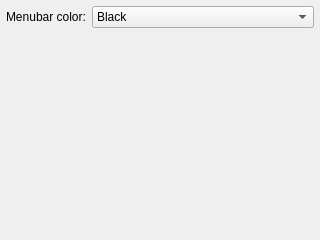
First picture: the form in ui/GuiSettingsWidget.ui, repository kipr/botui, before the edit.
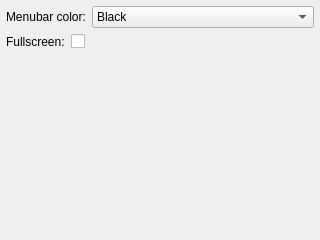
Second picture: the form after the edit.

Commit message:
Added user setting to toggle fullscreen
Resolves #15

Patch:
```diff
--- a/ui/GuiSettingsWidget.ui
+++ b/ui/GuiSettingsWidget.ui
@@ -67,6 +67,24 @@
      </item>
     </layout>
    </item>
+   <item>
+    <layout class="QHBoxLayout" name="horizontalLayout_2" stretch="0,1">
+     <item>
+      <widget class="QLabel" name="label_2">
+       <property name="text">
+        <string>Fullscreen:</string>
+       </property>
+      </widget>
+     </item>
+     <item>
+      <widget class="QCheckBox" name="fullscreen">
+       <property name="text">
+        <string/>
+       </property>
+      </widget>
+     </item>
+    </layout>
+   </item>
    <item>
     <spacer name="verticalSpacer">
      <property name="orientation">
```
The commit also changes 5 other files.
